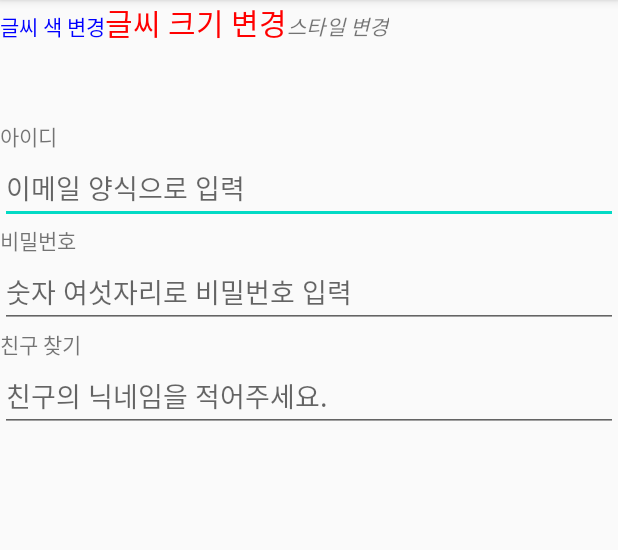
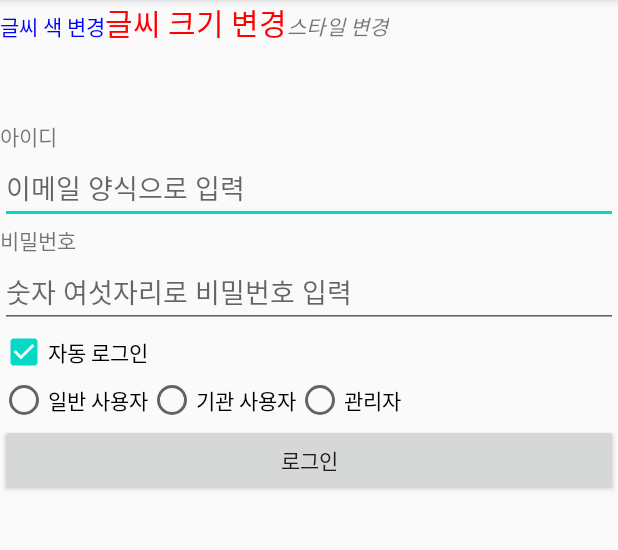
Before and after one commit to cho881020/UIPractice_20200523, an Android app: the screen it shows after launch (MainActivity), on a phone screen of 412 x 824 dp, the part 84-634 px from its top. Run offline under Robolectric (Android 15) with nearby library versions, the phone set to English and light mode, and no system bars.

Commit message:
버튼의 여러가지 종류 활용  - Button  - CheckBox  - RadioButton

```diff
--- a/app/src/main/res/layout/activity_main.xml
+++ b/app/src/main/res/layout/activity_main.xml
@@ -55,17 +55,37 @@
         android:hint="숫자 여섯자리로 비밀번호 입력"
         android:inputType="numberPassword"/>
 
-    <TextView
+    <CheckBox
         android:layout_width="wrap_content"
         android:layout_height="wrap_content"
-        android:text="친구 찾기"/>
+        android:text="자동 로그인"
+        android:checked="true"/>
 
-    <EditText
+    <RadioGroup
+        android:layout_width="wrap_content"
+        android:layout_height="wrap_content"
+        android:orientation="horizontal">
+
+        <RadioButton
+            android:layout_width="wrap_content"
+            android:layout_height="wrap_content"
+            android:text="일반 사용자"/>
+
+        <RadioButton
+            android:layout_width="wrap_content"
+            android:layout_height="wrap_content"
+            android:text="기관 사용자" />
+
+        <RadioButton
+            android:layout_width="wrap_content"
+            android:layout_height="wrap_content"
+            android:text="관리자" />
+
+    </RadioGroup>
+
+    <Button
         android:layout_width="match_parent"
         android:layout_height="wrap_content"
-        android:hint="친구의 닉네임을 적어주세요."
-        android:singleLine="true"
-        android:imeOptions="actionSearch"/>
-
+        android:text="로그인" />
 
 </LinearLayout>
```
